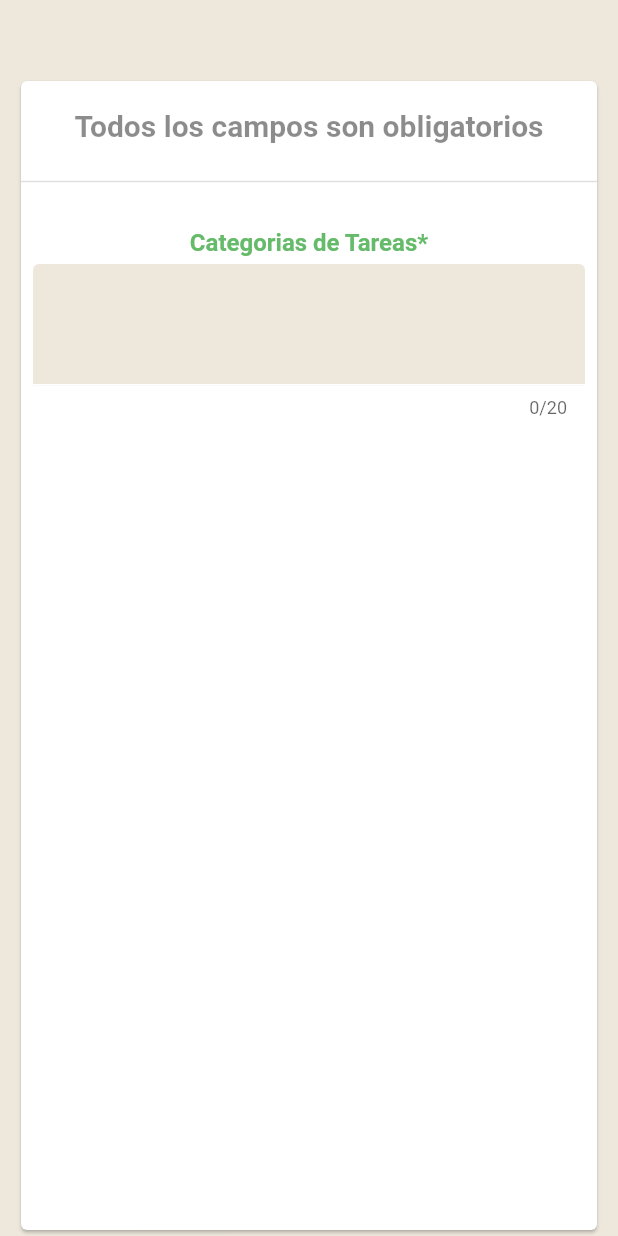
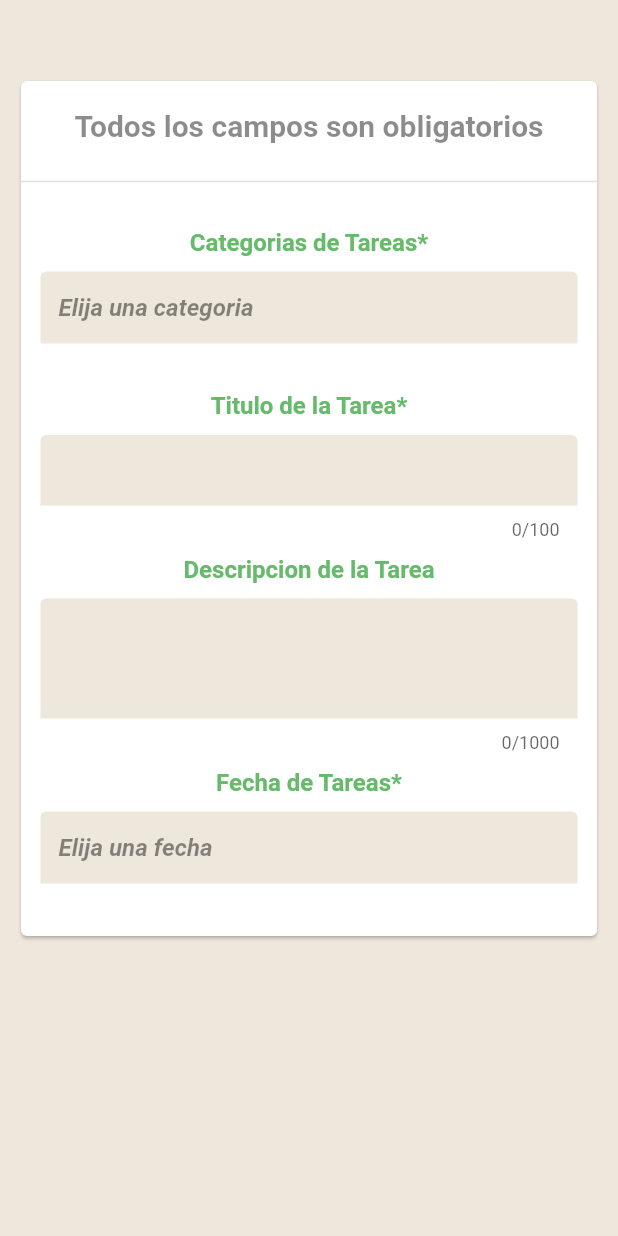
Before and after one commit to OdaFra/Flutter_Firebase_Build_a_Complete_TaskApp_From_Scratch, a Flutter app: the CrearTareas screen opened directly, on a phone screen of 412 x 824 dp. Run offline on Flutter 3.47's test engine with Material 2 defaults, Android fonts, the phone set to English and light mode, and no system bars; our stand-ins replace cached_network_image; network calls fail.

Commit message:
Crear tarea se ha modificado

```diff
--- a/lib/screen/views/crear_tareas.dart
+++ b/lib/screen/views/crear_tareas.dart
@@ -7,12 +7,29 @@ class CrearTareas extends StatefulWidget {
 }
 
 class _CrearTareasState extends State<CrearTareas> {
+  TextEditingController _categoriaTareaController =
+      TextEditingController(text: 'Elija una categoria');
+  TextEditingController _tituloTareaController = TextEditingController();
+  TextEditingController _descripcionTareaController = TextEditingController();
+  TextEditingController _fechaTareaController =
+      TextEditingController(text: 'Elija una fecha');
+
+  @override
+  void dispose() {
+    super.dispose();
+    _categoriaTareaController.dispose();
+    _tituloTareaController.dispose();
+    _descripcionTareaController.dispose();
+    _fechaTareaController.dispose();
+  }
+
   Constants _constants = Constants();
   @override
   Widget build(BuildContext context) {
     return Scaffold(
       body: Padding(
         padding: const EdgeInsets.only(top: 50, right: 10, left: 10),
+        child: SingleChildScrollView(
           child: Card(
             child: Column(
               crossAxisAlignment: CrossAxisAlignment.start,
@@ -44,35 +61,84 @@ class _CrearTareasState extends State<CrearTareas> {
                       child: Column(
                     children: [
                       _textField(label: 'Categorias de Tareas*'),
-                    TextFormField(
-                        // controller: ,
+                      _textFormField(
+                          valueKey: 'Categoriatareas',
+                          controller: _categoriaTareaController,
+                          enabled: false,
+                          fct: () {},
+                          maxLength: 100),
+                      //
+                      _textField(label: 'Titulo de la Tarea*'),
+                      _textFormField(
+                          valueKey: 'Titulotarea',
+                          controller: _tituloTareaController,
                           enabled: true,
-                        key: ValueKey(''),
-                        style: TextStyle(color: _constants.darkBlue),
-                        maxLines: 3,
-                        maxLength: 20,
+                          fct: () {},
+                          maxLength: 100),
+                      //
+                      _textField(label: 'Descripcion de la Tarea'),
+                      _textFormField(
+                          valueKey: 'descripciontareas',
+                          controller: _descripcionTareaController,
+                          enabled: true,
+                          fct: () {},
+                          maxLength: 1000),
+                      //
+                      _textField(label: 'Fecha de Tareas*'),
+                      _textFormField(
+                          valueKey: 'fechatareas',
+                          controller: _fechaTareaController,
+                          enabled: false,
+                          fct: () {},
+                          maxLength: 100)
+                    ],
+                  )),
+                )
+              ],
+            ),
+          ),
+        ),
+      ),
+    );
+  }
+
+  Widget _textFormField({
+    required String valueKey,
+    required TextEditingController controller,
+    required bool enabled,
+    required Function fct,
+    required int maxLength,
+  }) {
+    return Padding(
+      padding: const EdgeInsets.all(5.0),
+      child: InkWell(
+        onTap: () {
+          fct();
+        },
+        child: TextFormField(
+          controller: controller,
+          enabled: enabled,
+          // initialValue: 'Categoria de la tarea',
+          key: ValueKey(valueKey),
+          style: TextStyle(
+            color: _constants.darkBlue,
+            fontWeight: FontWeight.bold,
+            fontStyle: FontStyle.italic,
+          ),
+          maxLines: valueKey == 'descripciontareas' ? 3 : 1,
+          maxLength: maxLength,
           keyboardType: TextInputType.text,
           decoration: InputDecoration(
             filled: true,
             fillColor: Theme.of(context).scaffoldBackgroundColor,
             focusedBorder: UnderlineInputBorder(
-                            borderSide:
-                                BorderSide(color: Colors.green.shade400),
+              borderSide: BorderSide(color: Colors.green.shade400),
             ),
             enabledBorder: UnderlineInputBorder(
               borderSide: BorderSide(color: Colors.white),
             ),
-                          errorBorder: UnderlineInputBorder(
-                              borderSide: BorderSide(color: Colors.red)),
-                        ))
-
-                    // _textField(label: 'Categorias de Tareas*'),
-                    // _textField(label: 'Categorias de Tareas*'),
-                    // _textField(label: 'Categorias de Tareas*'),
-                  ],
-                )),
-              )
-            ],
+            errorBorder:
+                UnderlineInputBorder(borderSide: BorderSide(color: Colors.red)),
           ),
         ),
       ),
```
Lines whose indentation alone changed are shown as unchanged.
